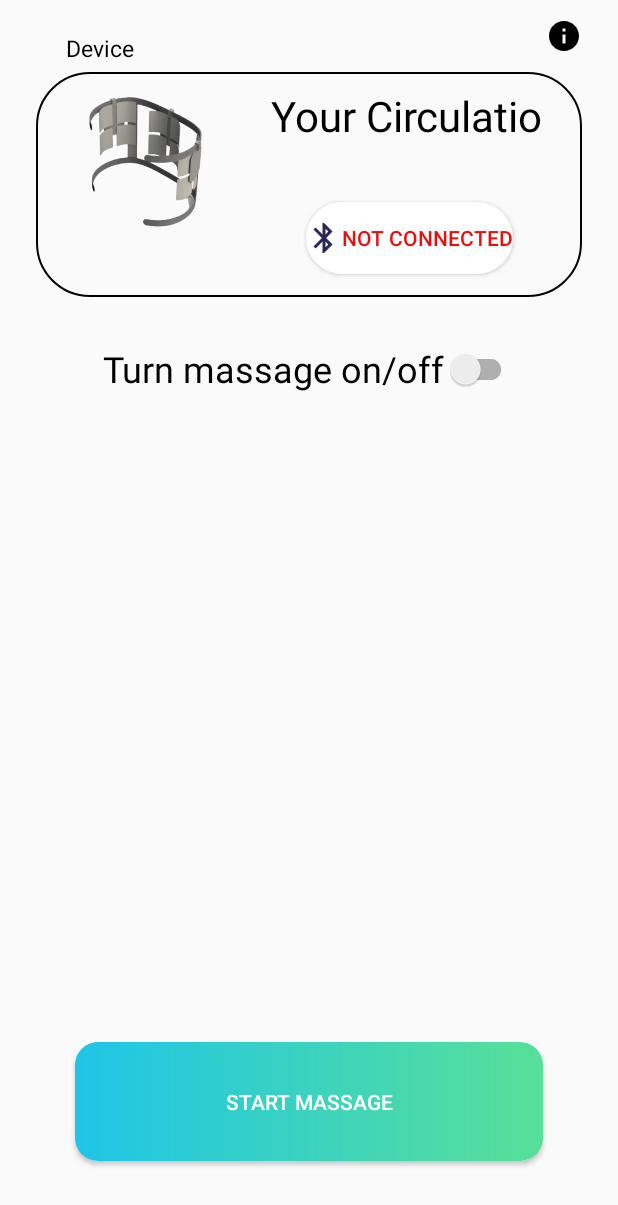
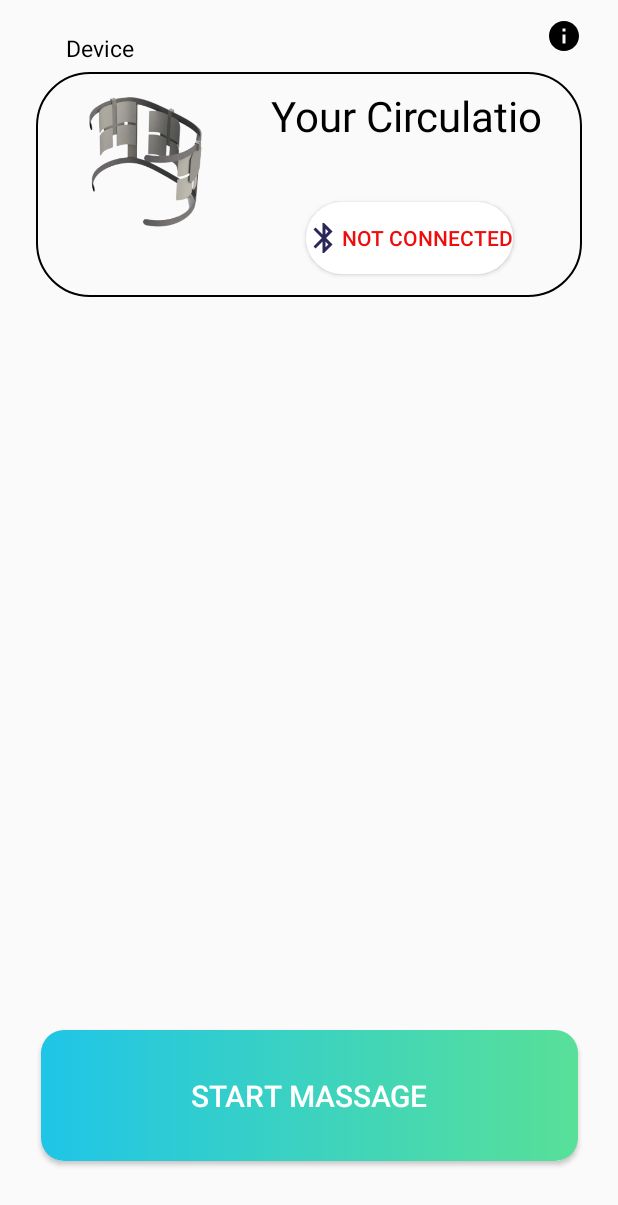
Before and after one commit to umuttkartal/sdp_app, an Android app: the layout activity_home_screen.xml on its own in the app's theme, with its tools: preview values and no code run, on a phone screen of 412 x 824 dp. Shown: the top 1205 px of the screen. Run offline under Robolectric (Android 15) with nearby library versions, the phone set to English and light mode, and no system bars.

Commit message:
Implement functionality to enable and disable start/stop massage button

```diff
--- /dev/null
+++ b/app/src/main/res/drawable/btn_selector.xml
@@ -0,0 +1,6 @@
+<selector xmlns:android="http://schemas.android.com/apk/res/android">
+
+    <item android:drawable="@drawable/custom_button3_disabled" android:state_enabled="false"/>
+    <item android:drawable="@drawable/custom_button3" android:state_enabled="true"/>
+
+</selector>
--- /dev/null
+++ b/app/src/main/res/drawable/custom_button3_disabled.xml
@@ -0,0 +1,5 @@
+<?xml version="1.0" encoding="utf-8"?>
+<shape xmlns:android="http://schemas.android.com/apk/res/android" android:shape="rectangle">
+    <corners android:radius="15dp" />
+    <solid android:color="@color/light_grey" />
+</shape>
--- a/app/src/main/res/layout/activity_home_screen.xml
+++ b/app/src/main/res/layout/activity_home_screen.xml
@@ -88,35 +88,21 @@
         app:layout_constraintEnd_toEndOf="@+id/CirculatioFrame"
         app:layout_constraintStart_toEndOf="@+id/imageView" />
 
-    <androidx.appcompat.widget.SwitchCompat
-        android:id="@+id/switch1"
-        android:layout_width="wrap_content"
-        android:layout_height="wrap_content"
-        android:layout_marginTop="24dp"
-        android:minHeight="48dp"
-        android:text="@string/turn_massage_on_off"
-        android:textColor="@color/black"
-        android:textSize="24sp"
-        app:layout_constraintEnd_toEndOf="parent"
-        app:layout_constraintHorizontal_bias="0.503"
-        app:layout_constraintStart_toStartOf="parent"
-        app:layout_constraintTop_toBottomOf="@+id/CirculatioFrame"
-        tools:ignore="UseSwitchCompatOrMaterialXml" />
-
     <Button
-        android:id="@+id/btnStartMassage"
+        android:id="@+id/btnStartMassage1"
         android:layout_width="wrap_content"
         android:layout_height="wrap_content"
         android:layout_marginLeft="24dp"
         android:layout_marginRight="24dp"
         android:layout_marginBottom="50dp"
-        android:background="@drawable/custom_button3"
+        android:background="@drawable/btn_selector"
         android:paddingLeft="100dp"
         android:paddingTop="30dp"
         android:paddingRight="100dp"
         android:paddingBottom="30dp"
         android:text="@string/start_massage"
         android:textColor="@color/white"
+        android:textSize="20sp"
         app:layout_constraintBottom_toBottomOf="parent"
         app:layout_constraintEnd_toEndOf="parent"
         app:layout_constraintStart_toStartOf="parent" />
--- a/app/src/main/res/values/strings.xml
+++ b/app/src/main/res/values/strings.xml
@@ -62,4 +62,5 @@
     <string name="notification_circulatio_title">Circulatio</string>
     <string name="notification_circulatio_text">Bluetooth Connection</string>
     <string name="start_massage">Start massage</string>
+    <string name="stop_massage_button">Stop massage</string>
 </resources>
```
Also changed, not shown: app/src/main/java/com/example/circulatio/MainActivity.java (+14 -10 lines).
